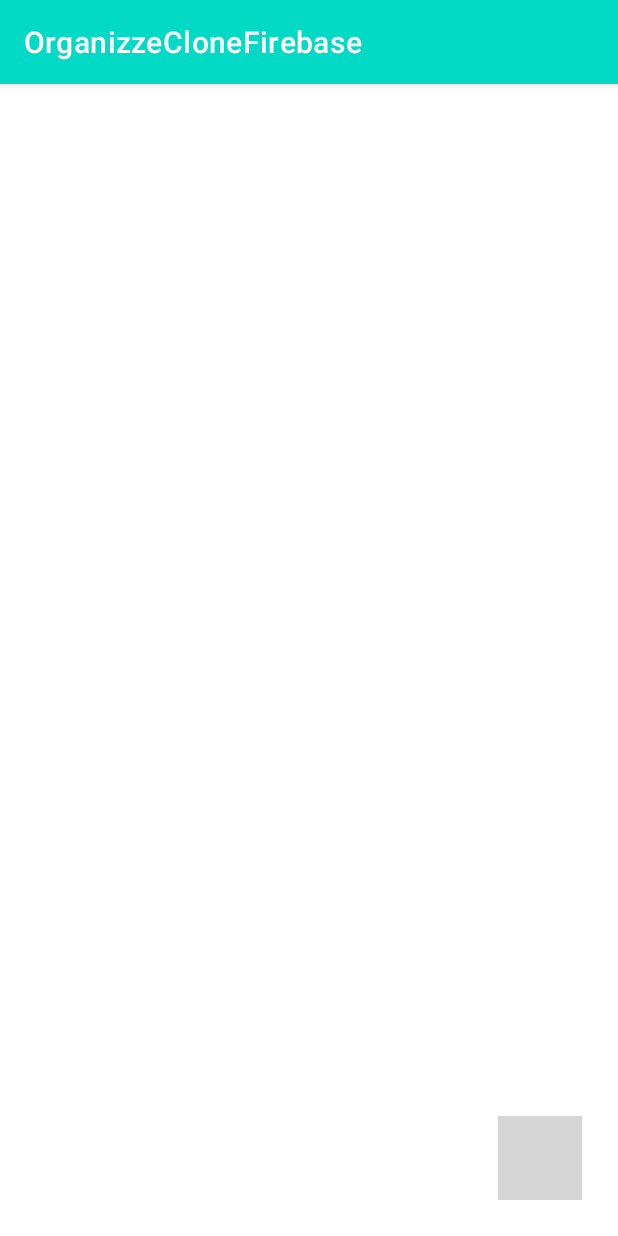
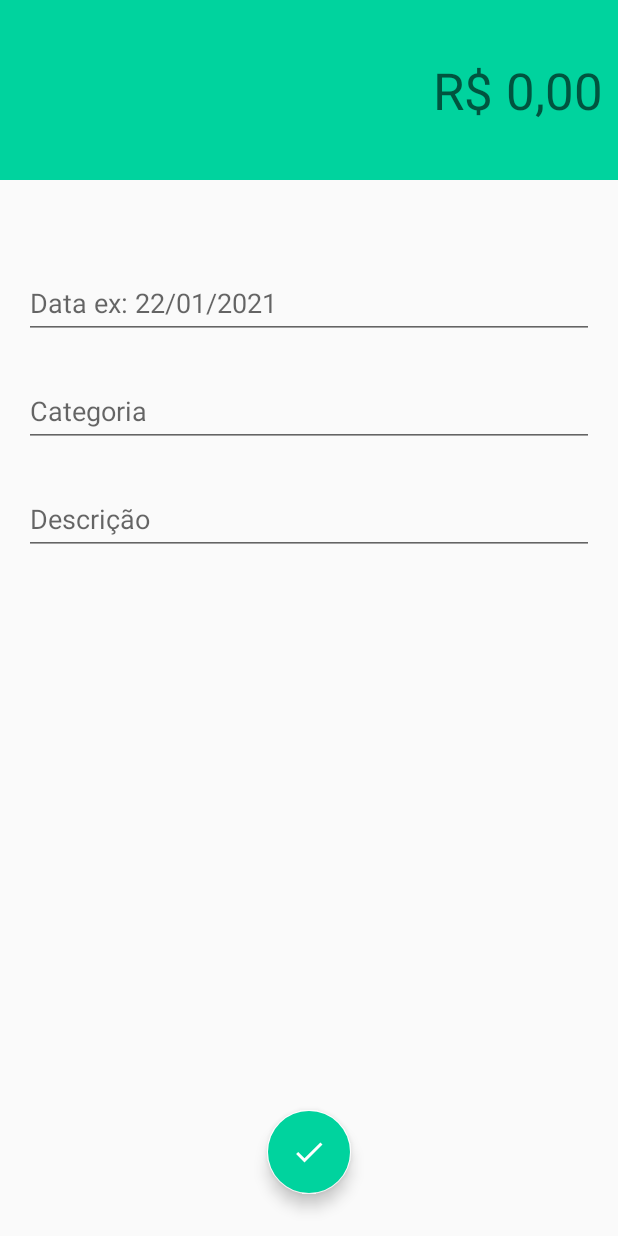
Before and after one commit to alvesgleibson/clone_organizze_firebase, an Android app: the screen it shows after launch once a user with an empty profile is signed in (MainLoginActivity before the commit, IncomeActivity after it), after a tap on an icon or button, on a phone screen of 412 x 824 dp. Run offline under Robolectric (Android 15) with nearby library versions, the light colour scheme and no system bars; our stand-ins replace Firebase (no records; nobody signed in at launch, a user with empty details on screens opened directly); plain views replace FloatingActionButton, FloatingActionMenu; grey boxes are pictures that could not be loaded.

Commit message:
Add Expense and Income pages.

```diff
--- /dev/null
+++ b/app/src/main/java/com/alvesgleibson/organizzeclonefirebase/activity/activity/IncomeActivity.java
@@ -0,0 +1,16 @@
+package com.alvesgleibson.organizzeclonefirebase.activity.activity;
+
+import androidx.appcompat.app.AppCompatActivity;
+
+import android.os.Bundle;
+
+import com.alvesgleibson.organizzeclonefirebase.R;
+
+public class IncomeActivity extends AppCompatActivity {
+
+    @Override
+    protected void onCreate(Bundle savedInstanceState) {
+        super.onCreate(savedInstanceState);
+        setContentView(R.layout.activity_income);
+    }
+}
--- a/app/src/main/java/com/alvesgleibson/organizzeclonefirebase/activity/activity/MainLoginActivity.java
+++ b/app/src/main/java/com/alvesgleibson/organizzeclonefirebase/activity/activity/MainLoginActivity.java
@@ -2,6 +2,7 @@
 
 import androidx.appcompat.app.AppCompatActivity;
 
+import android.content.Intent;
 import android.os.Bundle;
 import android.view.View;
 import android.widget.Toast;
@@ -17,11 +18,11 @@
     }
 
     public void addIncome(View view){
-        Toast.makeText(this, "Income", Toast.LENGTH_SHORT).show();
+        startActivity( new Intent(this, IncomeActivity.class));
 
     }
     public void addExpenses(View view){
-        Toast.makeText(this, "Expense", Toast.LENGTH_SHORT).show();
+        startActivity( new Intent(this, ExpenseActivity.class));
     }
 
 
--- /dev/null
+++ b/app/src/main/res/drawable/ic_baseline_done_24.xml
@@ -0,0 +1,5 @@
+<vector android:height="24dp" android:tint="#FFFFFF"
+    android:viewportHeight="24" android:viewportWidth="24"
+    android:width="24dp" xmlns:android="http://schemas.android.com/apk/res/android">
+    <path android:fillColor="@android:color/white" android:pathData="M9,16.2L4.8,12l-1.4,1.4L9,19 21,7l-1.4,-1.4L9,16.2z"/>
+</vector>
--- /dev/null
+++ b/app/src/main/res/layout/activity_income.xml
@@ -0,0 +1,102 @@
+<?xml version="1.0" encoding="utf-8"?>
+<androidx.constraintlayout.widget.ConstraintLayout xmlns:android="http://schemas.android.com/apk/res/android"
+    xmlns:app="http://schemas.android.com/apk/res-auto"
+    xmlns:tools="http://schemas.android.com/tools"
+    android:layout_width="match_parent"
+    android:layout_height="match_parent"
+    tools:context=".activity.activity.IncomeActivity">
+
+    <LinearLayout
+        android:id="@+id/linearLayout2"
+        android:layout_width="match_parent"
+        android:layout_height="120dp"
+        android:background="@color/colorPrimaryIncome"
+        android:gravity="center"
+        android:orientation="vertical"
+        android:padding="10dp"
+        app:layout_constraintEnd_toEndOf="parent"
+        app:layout_constraintStart_toStartOf="parent"
+        app:layout_constraintTop_toTopOf="parent">
+
+        <EditText
+            android:id="@+id/editTextTextPersonName2"
+            android:layout_width="match_parent"
+            android:layout_height="wrap_content"
+            android:background="@android:color/transparent"
+            android:ems="10"
+            android:hint="@string/format_number"
+            android:inputType="textPersonName"
+            android:minHeight="48dp"
+            android:textAlignment="textEnd"
+            android:textColor="#FFFFFF"
+            android:textSize="34sp" />
+    </LinearLayout>
+
+    <com.google.android.material.floatingactionbutton.FloatingActionButton
+        android:id="@+id/floatingActionButton"
+        android:layout_width="wrap_content"
+        android:layout_height="wrap_content"
+        android:background="@drawable/ic_baseline_done_24"
+        android:backgroundTint="@color/colorAccentIncome"
+        android:clickable="true"
+        app:backgroundTint="#FFFFFF"
+        app:fabSize="normal"
+        app:layout_constraintBottom_toBottomOf="parent"
+        app:layout_constraintEnd_toEndOf="parent"
+        app:layout_constraintStart_toStartOf="parent"
+        app:layout_constraintTop_toBottomOf="@+id/textInputLayout3"
+        app:layout_constraintVertical_bias="0.93"
+        app:srcCompat="@drawable/ic_baseline_done_24" />
+
+    <com.google.android.material.textfield.TextInputLayout
+        android:id="@+id/textInputLayout23"
+        android:layout_width="0dp"
+        android:layout_height="wrap_content"
+        android:layout_marginStart="16dp"
+        android:layout_marginTop="50dp"
+        android:layout_marginEnd="16dp"
+        app:layout_constraintEnd_toEndOf="parent"
+        app:layout_constraintStart_toStartOf="parent"
+        app:layout_constraintTop_toBottomOf="@+id/linearLayout2">
+
+        <com.google.android.material.textfield.TextInputEditText
+            android:layout_width="match_parent"
+            android:layout_height="wrap_content"
+            android:hint="@string/date_name" />
+    </com.google.android.material.textfield.TextInputLayout>
+
+    <com.google.android.material.textfield.TextInputLayout
+        android:id="@+id/textInputLayout2"
+        android:layout_width="0dp"
+        android:layout_height="wrap_content"
+        android:layout_marginStart="16dp"
+        android:layout_marginTop="16dp"
+        android:layout_marginEnd="16dp"
+        app:layout_constraintEnd_toEndOf="parent"
+        app:layout_constraintStart_toStartOf="parent"
+        app:layout_constraintTop_toBottomOf="@+id/textInputLayout23">
+
+        <com.google.android.material.textfield.TextInputEditText
+            android:layout_width="match_parent"
+            android:layout_height="wrap_content"
+            android:hint="@string/category_name" />
+    </com.google.android.material.textfield.TextInputLayout>
+
+    <com.google.android.material.textfield.TextInputLayout
+        android:id="@+id/textInputLayout3"
+        android:layout_width="0dp"
+        android:layout_height="wrap_content"
+        android:layout_marginStart="16dp"
+        android:layout_marginTop="16dp"
+        android:layout_marginEnd="16dp"
+        app:layout_constraintEnd_toEndOf="parent"
+        app:layout_constraintStart_toStartOf="parent"
+        app:layout_constraintTop_toBottomOf="@+id/textInputLayout2">
+
+        <com.google.android.material.textfield.TextInputEditText
+            android:layout_width="match_parent"
+            android:layout_height="wrap_content"
+            android:hint="@string/description_name" />
+    </com.google.android.material.textfield.TextInputLayout>
+
+</androidx.constraintlayout.widget.ConstraintLayout>
--- a/app/src/main/res/values/strings.xml
+++ b/app/src/main/res/values/strings.xml
@@ -6,4 +6,8 @@
     <string name="description_main_screen_3">Já tenho uma Conta.</string>
     <string name="expense_name">Despesas</string>
     <string name="income_name">Receitas</string>
+    <string name="category_name">Categoria</string>
+    <string name="description_name">Descrição</string>
+    <string name="date_name">Data ex: 22/01/2021</string>
+    <string name="format_number">R$ 0,00</string>
 </resources>
--- a/app/src/main/res/values/themes.xml
+++ b/app/src/main/res/values/themes.xml
@@ -8,9 +8,29 @@
         <!-- Secondary brand color. -->
         <item name="colorSecondary">@color/teal_700</item>
         <item name="colorSecondaryVariant">@color/purple_700</item>
-        <item name="colorOnSecondary">@color/black</item>
+        <item name="colorOnSecondary">#FFFCFC</item>
         <!-- Status bar color. -->
         <item name="android:statusBarColor" tools:targetApi="l">?attr/colorPrimaryVariant</item>
         <!-- Customize your theme here. -->
     </style>
+
+    <style name="IncomeTheme" parent="Theme.AppCompat.Light.NoActionBar">
+
+        <item name="windowActionBar">false</item>
+        <item name="android:windowNoTitle">true</item>
+        <item name="colorPrimary">@color/colorPrimaryIncome</item>
+        <item name="colorPrimaryDark">@color/colorPrimaryDarkIncome</item>
+        <item name="colorAccent">@color/colorAccentIncome</item>
+
+    </style>
+
+    <style name="ExpenseTheme" parent="Theme.AppCompat.Light.NoActionBar">
+
+        <item name="windowActionBar">false</item>
+        <item name="android:windowNoTitle">true</item>
+        <item name="colorPrimary">@color/colorPrimaryExpense</item>
+        <item name="colorPrimaryDark">@color/colorPrimaryDarkExpense</item>
+        <item name="colorAccent">@color/colorAccentExpense</item>
+
+    </style>
 </resources>
```
Also changed, not shown: app/src/main/AndroidManifest.xml (+10 -0 lines), app/src/main/java/com/alvesgleibson/organizzeclonefirebase/activity/activity/ExpenseActivity.java (added, +16 -0 lines), app/src/main/res/layout/activity_expense.xml (added, +102 -0 lines).
